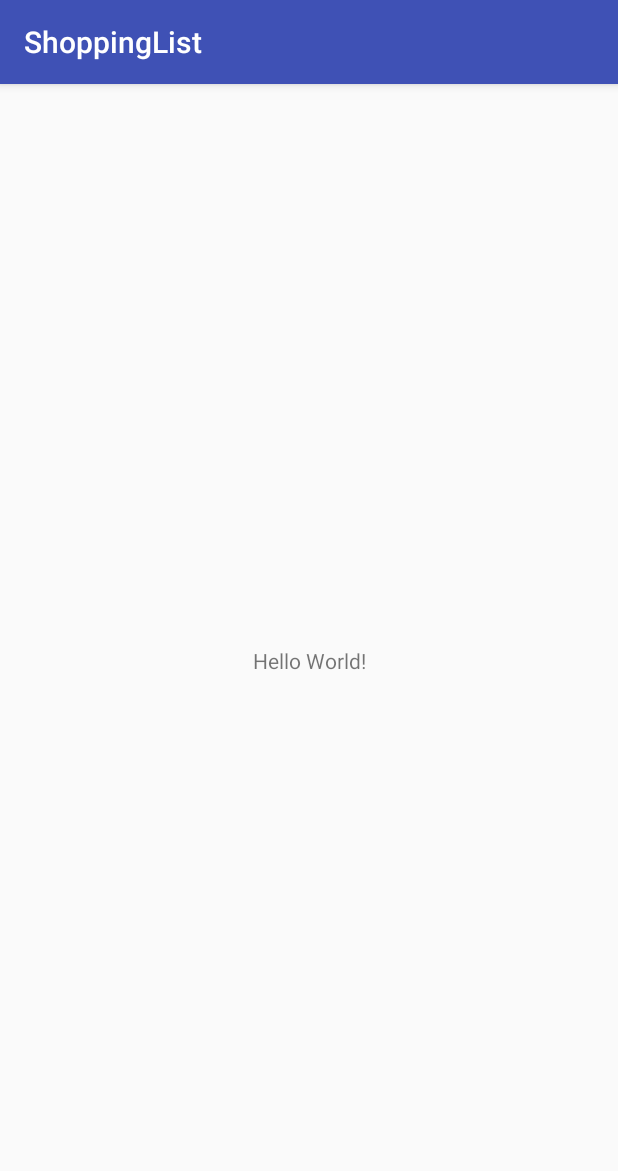
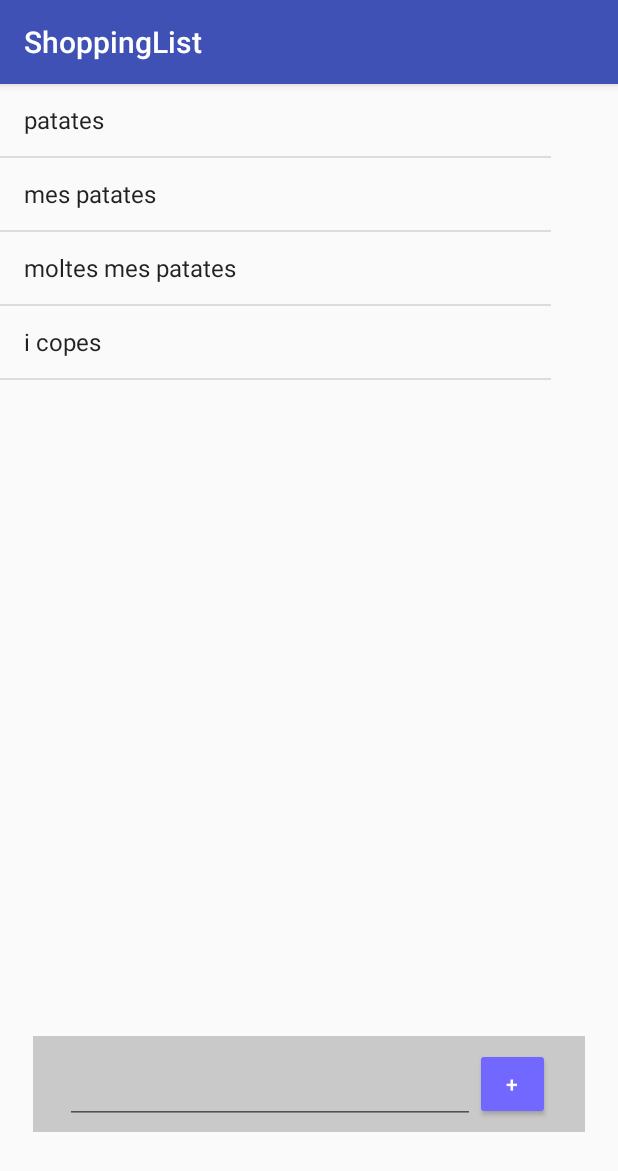
Before and after one commit to CristinaUroz/Android_ShoppingList, an Android app: the screen it shows after launch (ShoppingListActivity), on a phone screen of 412 x 824 dp. Shown: the top 1171 px of the screen. Run offline under Robolectric (Android 15) with nearby library versions, the phone set to English and light mode, and no system bars.

```diff
--- a/app/src/main/java/com/example/cristina/shoppinglist/ShoppingListActivity.java
+++ b/app/src/main/java/com/example/cristina/shoppinglist/ShoppingListActivity.java
@@ -2,12 +2,39 @@ package com.example.cristina.shoppinglist;
 
 import android.support.v7.app.AppCompatActivity;
 import android.os.Bundle;
+import android.widget.ArrayAdapter;
+import android.widget.Button;
+import android.widget.EditText;
+import android.widget.ListView;
+
+import java.util.ArrayList;
 
 public class ShoppingListActivity extends AppCompatActivity {
+
+    private ArrayList<String> itemlist;
+    private ArrayAdapter<String> adapter;
+
+    private ListView list;
+    private Button btn_add;
+    private EditText edit_item;
 
     @Override
     protected void onCreate(Bundle savedInstanceState) {
         super.onCreate(savedInstanceState);
         setContentView(R.layout.activity_shopping_list);
+
+        list = (ListView) findViewById(R.id.list);
+        btn_add = (Button) findViewById(R.id.btn_add);
+        edit_item = (EditText)findViewById(R.id.edit_item);
+
+        itemlist=new ArrayList<>();
+        itemlist.add("patates");
+        itemlist.add("mes patates");
+        itemlist.add("moltes mes patates");
+        itemlist.add("i copes");
+
+        adapter = new ArrayAdapter<String>(this, android.R.layout.simple_list_item_1,itemlist);
+
+        list.setAdapter(adapter );
     }
 }
--- a/app/src/main/res/layout/activity_shopping_list.xml
+++ b/app/src/main/res/layout/activity_shopping_list.xml
@@ -4,15 +4,58 @@
     xmlns:tools="http://schemas.android.com/tools"
     android:layout_width="match_parent"
     android:layout_height="match_parent"
-    tools:context="com.example.cristina.shoppinglist.ShoppingListActivity">
+    tools:context="com.example.cristina.shoppinglist.ShoppingListActivity"
+    tools:layout_editor_absoluteY="81dp"
+    tools:layout_editor_absoluteX="0dp">
 
-    <TextView
-        android:layout_width="wrap_content"
-        android:layout_height="wrap_content"
-        android:text="Hello World!"
+    <ListView
+        android:id="@+id/list"
+        android:layout_width="367dp"
+        android:layout_height="414dp"
+        tools:layout_editor_absoluteX="8dp"
+        tools:layout_editor_absoluteY="8dp" />
+
+    <RelativeLayout
+        android:id="@+id/editbox"
+        android:layout_width="368dp"
+        android:layout_height="64dp"
+        android:background="#c9c9c9"
+        android:paddingTop="5dp"
+        android:paddingBottom="5dp"
+        android:paddingRight="10dp"
+        android:paddingLeft="10dp"
+        app:layout_constraintRight_toRightOf="parent"
+        app:layout_constraintLeft_toLeftOf="parent"
         app:layout_constraintBottom_toBottomOf="parent"
-        app:layout_constraintLeft_toLeftOf="parent"
-        app:layout_constraintRight_toRightOf="parent"
-        app:layout_constraintTop_toTopOf="parent" />
+        app:layout_constraintTop_toBottomOf="@+id/list"
+        app:layout_constraintVertical_bias="0.76">
 
+        <Button
+            android:id="@+id/btn_add"
+            style="@style/Widget.AppCompat.Button.Colored"
+            android:layout_width="50dp"
+            android:layout_height="wrap_content"
+            android:layout_alignParentEnd="true"
+            android:layout_alignParentRight="true"
+            android:layout_centerVertical="true"
+            android:layout_marginEnd="13dp"
+            android:layout_marginRight="13dp"
+            android:text="+" />
+
+        <EditText
+            android:id="@+id/edit_item"
+            android:layout_width="wrap_content"
+            android:layout_height="wrap_content"
+            android:layout_alignParentBottom="true"
+            android:layout_alignParentLeft="true"
+            android:layout_alignParentStart="true"
+            android:layout_alignTop="@+id/btn_add"
+            android:layout_marginLeft="11dp"
+            android:layout_marginStart="11dp"
+            android:layout_toLeftOf="@+id/btn_add"
+            android:layout_toStartOf="@+id/btn_add"
+            android:ems="10"
+            android:inputType="textPersonName"
+            tools:text="Name" />
+    </RelativeLayout>
 </android.support.constraint.ConstraintLayout>
--- a/app/src/main/res/values/colors.xml
+++ b/app/src/main/res/values/colors.xml
@@ -2,5 +2,5 @@
 <resources>
     <color name="colorPrimary">#3F51B5</color>
     <color name="colorPrimaryDark">#303F9F</color>
-    <color name="colorAccent">#FF4081</color>
-</resources>
+<color name="colorAccent">#7268ff</color>
+    </resources>
```
